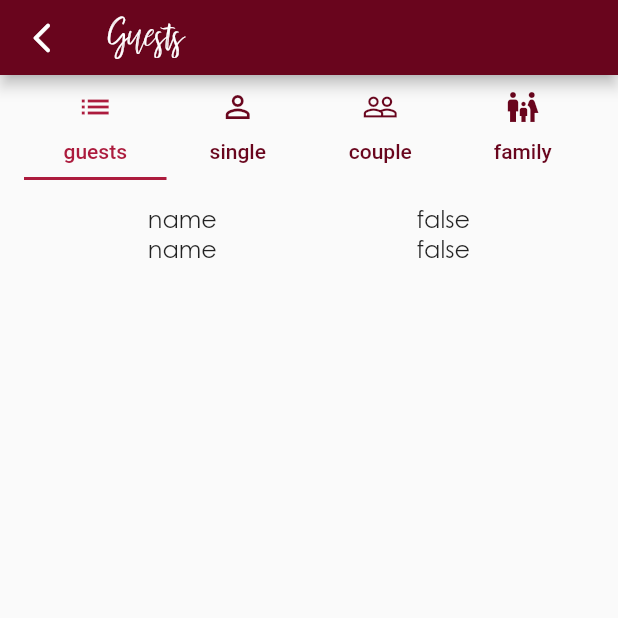
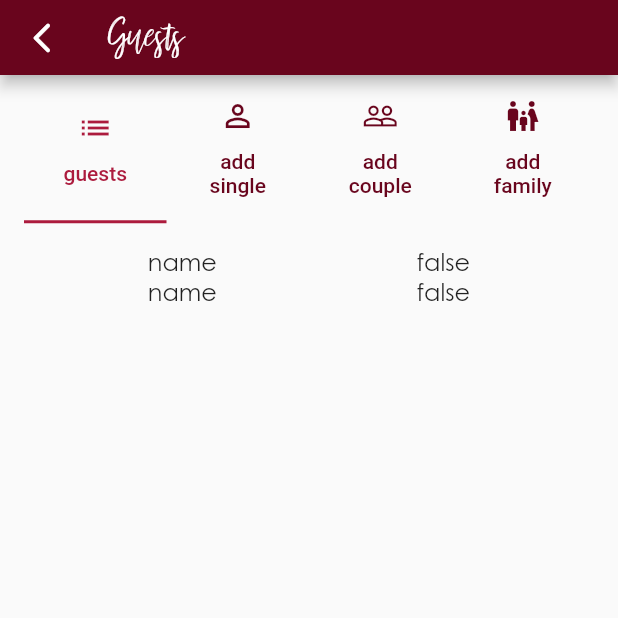
Before and after one commit to JAnokhina/wedding_planner, a Flutter app: the GuestsPage screen opened by its route, on a phone screen of 412 x 824 dp, the top half of it. Run offline on Flutter 3.47's test engine with Material 2 defaults, Android fonts, the phone set to English and light mode, and no system bars; our stand-ins replace cloud_firestore, firebase_auth, firebase_core, flutter_form_builder, flutter_rating_bar, flutter_svg and 6 more; missing offline and left inert: map_launcher; accounts and stored records are empty.

```diff
--- a/lib/screens/guests/guests.dart
+++ b/lib/screens/guests/guests.dart
@@ -5,10 +5,8 @@ import 'package:wedding_planner/firebase_models/guest_model.dart';
 import 'package:wedding_planner/firebase_state_management/guest_state.dart';
 import 'package:wedding_planner/main.dart';
 import 'package:wedding_planner/themes.dart';
-import 'package:wedding_planner/widgets/dropdown_menu.dart';
 import 'package:wedding_planner/widgets/heading.dart';
 import 'package:wedding_planner/widgets/submit_button.dart';
-import 'package:wedding_planner/widgets/text_form_entry.dart';
 import '../../widgets/app_bar.dart';
 
 class GuestsPage extends StatefulWidget {
@@ -41,28 +39,46 @@ class _GuestsPageState extends State<GuestsPage> {
             children: [
               SizedBox(
                 width: displayWidth(context),
-                height: 70,
+                height: displayHeight(context) * 0.12,
                 child: const TabBar(
                   indicatorColor: AppColours.pink,
                   unselectedLabelColor: AppColours.primary,
                   labelColor: AppColours.pink,
                   tabs: [
-                    Tab(icon: Icon(Icons.list), child: Text('guests')),
+                    Tab(
+                        icon: Icon(Icons.list),
+                        child: Center(
+                            child: Text(
+                          'guests',
+                          textAlign: TextAlign.center,
+                        ))),
                     Tab(
                         icon: Icon(Icons.person_outline),
-                        child: Text('single')),
+                        child: Center(
+                            child: Text(
+                          'add single',
+                          textAlign: TextAlign.center,
+                        ))),
                     Tab(
                         icon: Icon(Icons.people_outline),
-                        child: Text('couple')),
+                        child: Center(
+                            child: Text(
+                          'add couple',
+                          textAlign: TextAlign.center,
+                        ))),
                     Tab(
                         icon: Icon(Icons.family_restroom_outlined),
-                        child: Text('family')),
+                        child: Center(
+                            child: Text(
+                          'add family',
+                          textAlign: TextAlign.center,
+                        ))),
                   ],
                 ),
               ),
               Container(
                 width: displayWidth(context),
-                height: displayHeight(context) * 0.81,
+                height: displayHeight(context) * 0.77,
                 padding:
                     const EdgeInsets.symmetric(horizontal: 16, vertical: 16),
                 child: TabBarView(children: [
```
